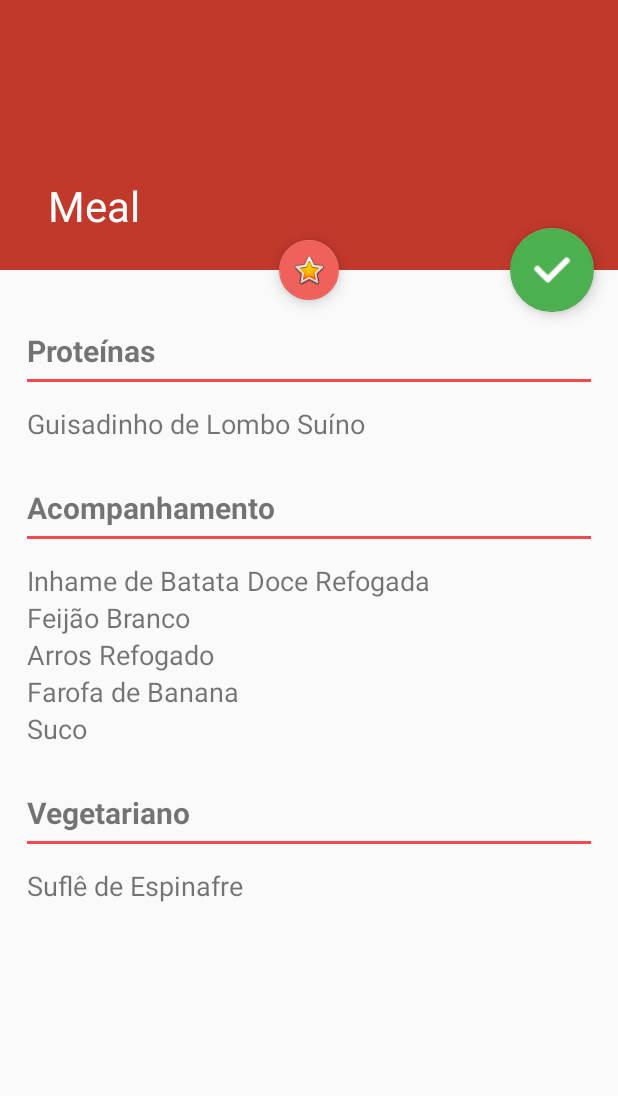
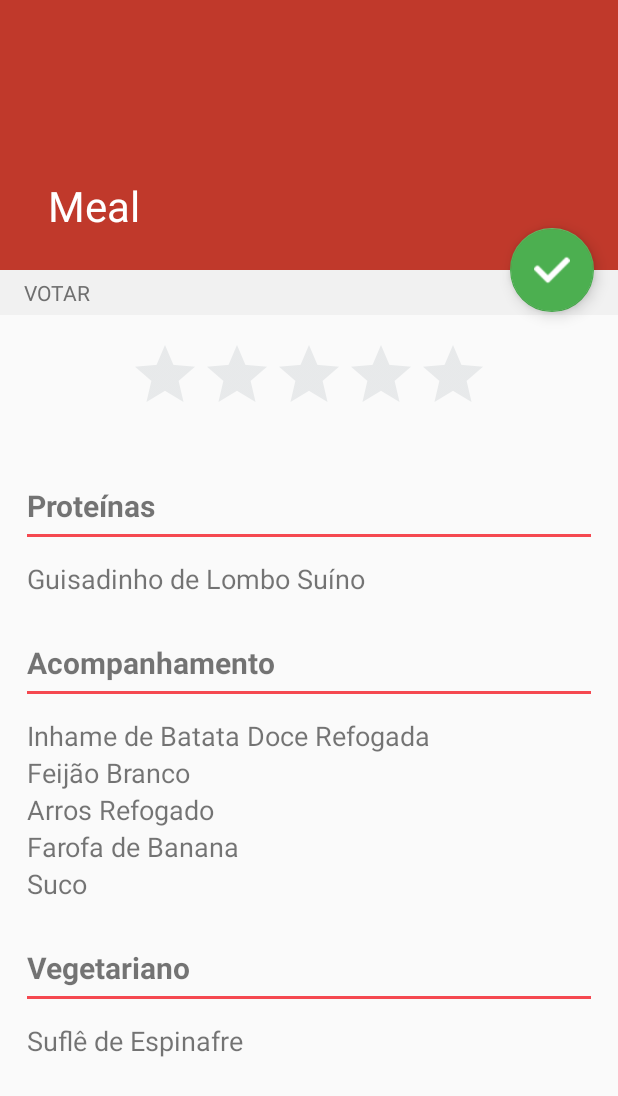
Before and after one commit to kaiomax/RUSpotlight, an Android app: the MealActivity screen opened directly, with no data from a screen before it, after a tap on an icon or button, on a phone screen of 412 x 824 dp. Shown: the top 1096 px of the screen. Run offline under Robolectric (Android 15) with nearby library versions, the phone set to English and light mode, and no system bars.

Commit message:
Presentation Commit

```diff
--- a/app/src/main/java/br/ruspotlight/MainActivity.java
+++ b/app/src/main/java/br/ruspotlight/MainActivity.java
@@ -33,7 +33,7 @@ public class MainActivity extends AppCompatActivity {
         toolbar = (Toolbar) findViewById(R.id.toolbar);
         setSupportActionBar(toolbar);
 
-        getSupportActionBar().setDisplayHomeAsUpEnabled(true);
+        getSupportActionBar().setDisplayHomeAsUpEnabled(false);
 
         viewPager = (ViewPager) findViewById(R.id.viewpager);
         setupViewPager(viewPager);
--- a/app/src/main/java/br/ruspotlight/MealActivity.java
+++ b/app/src/main/java/br/ruspotlight/MealActivity.java
@@ -32,10 +32,10 @@ public class MealActivity extends AppCompatActivity {
         fab.setBackgroundTintList(ColorStateList.valueOf(0xFF8A8E9C));
         checkedFab = false;
 
-        rating = (FloatingActionButton) findViewById(R.id.rating);
-        rating.setBackgroundTintList(ColorStateList.valueOf(0xFFef625b));
-        checkedRat = false;
-        rating.setVisibility(View.GONE);
+        //rating = (FloatingActionButton) findViewById(R.id.rating);
+        //rating.setBackgroundTintList(ColorStateList.valueOf(0xFFef625b));
+        //checkedRat = false;
+        //rating.setVisibility(View.GONE);
 
         stub = (ViewStub) findViewById(R.id.stub_ranking);
         inflated = stub.inflate();
@@ -43,19 +43,19 @@ public class MealActivity extends AppCompatActivity {
 
         mealRating = (RatingBar) findViewById(R.id.rating_bar);
 
-        rating.setOnClickListener(new View.OnClickListener() {
-            @Override
-            public void onClick(View view) {
-                if (!checkedRat){
-                    checkedRat = true;
-                    inflated.setVisibility(View.VISIBLE);
-                }else{
-                    inflated.setVisibility(View.GONE);
-                    checkedRat = false;
-                }
-
-            }
-        });
+//        rating.setOnClickListener(new View.OnClickListener() {
+//            @Override
+//            public void onClick(View view) {
+//                if (!checkedRat){
+//                    checkedRat = true;
+//                    inflated.setVisibility(View.VISIBLE);
+//                }else{
+//                    inflated.setVisibility(View.GONE);
+//                    checkedRat = false;
+//                }
+//
+//            }
+//        });
 
         fab.setOnClickListener(new View.OnClickListener(){
             @Override
@@ -64,8 +64,10 @@ public class MealActivity extends AppCompatActivity {
                     fab.setImageResource(R.drawable.check);
                     fab.setBackgroundTintList(ColorStateList.valueOf(0xFF4CAF50));
                     checkedFab = true;
-                    fab.setClickable(false);
-                    rating.setVisibility(View.VISIBLE);
+                    inflated.setVisibility(View.VISIBLE);
+                }else{
+                    inflated.setVisibility(View.GONE);
+                    checkedFab = false;
                 }
             }
         });
@@ -82,7 +84,6 @@ public class MealActivity extends AppCompatActivity {
         mealRating.setOnRatingBarChangeListener(new RatingBar.OnRatingBarChangeListener() {
             @Override
             public void onRatingChanged(RatingBar ratingBar, float v, boolean b) {
-                rating.setBackgroundTintList(ColorStateList.valueOf(0xFF4CAF50));
                 mealRating.setClickable(false);
                 mealRating.setFocusable(false);
             }
--- a/app/src/main/res/layout/activity_meal.xml
+++ b/app/src/main/res/layout/activity_meal.xml
@@ -46,15 +46,4 @@
         app:layout_anchorGravity="bottom|end"
         app:srcCompat="@drawable/garfofaca"/>
 
-    <android.support.design.widget.FloatingActionButton
-        android:id="@+id/rating"
-        android:layout_width="wrap_content"
-        android:layout_height="wrap_content"
-        android:layout_margin="@dimen/fab_margin"
-        app:fabSize="mini"
-        app:srcCompat="@android:drawable/btn_star_big_on"
-        app:layout_anchor="@+id/include"
-        app:layout_anchorGravity="top|center_horizontal"
-        android:layout_gravity="center_vertical|center_horizontal" />
-
 </android.support.design.widget.CoordinatorLayout>
```
